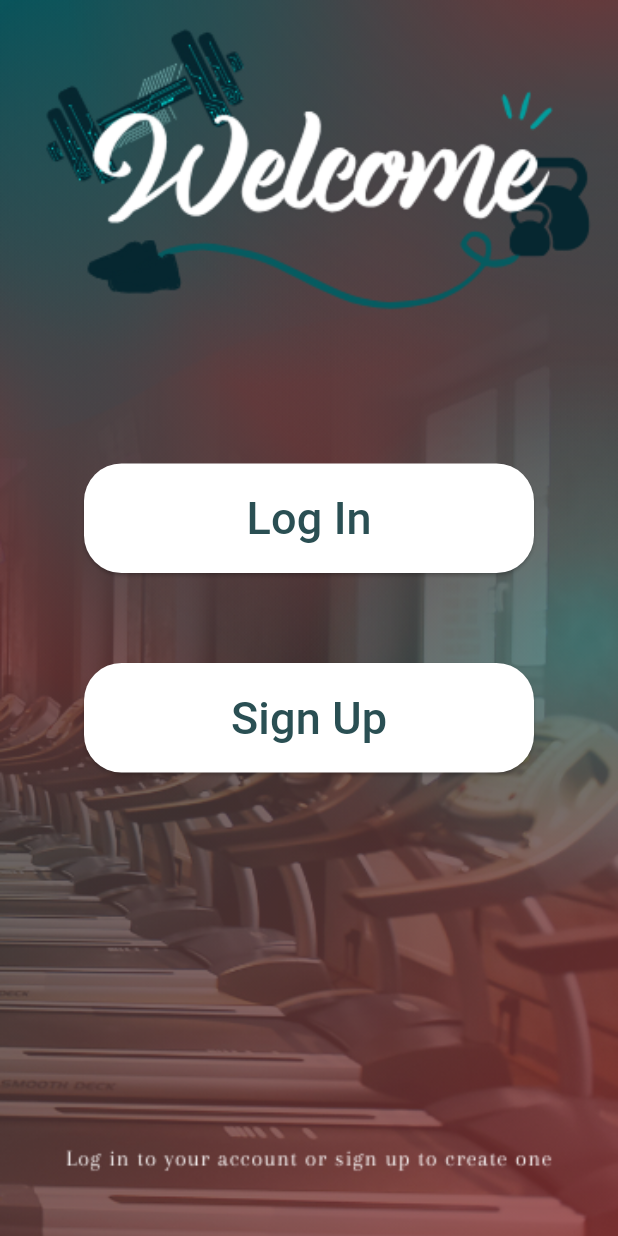
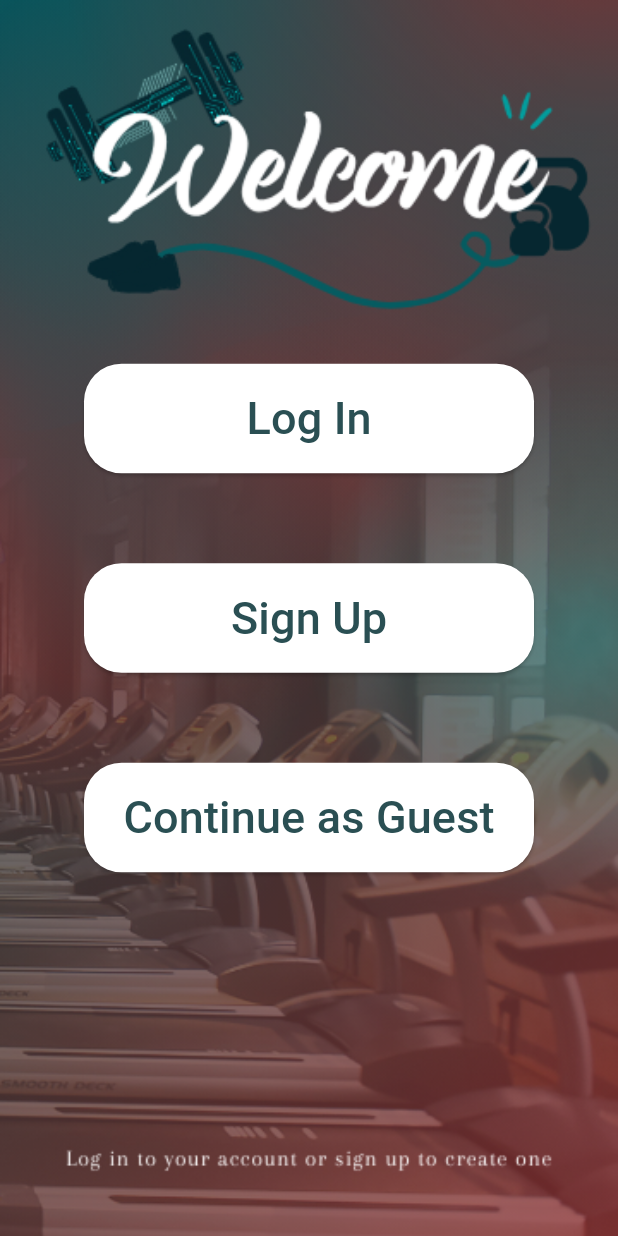
Before and after one commit to Reham-Fagih/My-Trainer, a Flutter app: the screen it shows after launch, on a phone screen of 412 x 824 dp. Run offline on Flutter 3.47's test engine with Material 3 defaults, Android fonts, the light colour scheme and no system bars; our stand-ins replace image_picker, shared_preferences.

Commit message:
feat: add button Continue as Guest

```diff
--- a/lib/views/welcome.dart
+++ b/lib/views/welcome.dart
@@ -1,5 +1,3 @@
-import 'package:flutter/material.dart';
-
 import 'package:flutter/material.dart';
 
 class Welcome extends StatelessWidget {
@@ -62,6 +60,31 @@ class Welcome extends StatelessWidget {
                     ),
                   ),
                 ),
+
+                // Continue as Guest temp
+                SizedBox(height: 60),
+                SizedBox(
+                  width: 300,
+                  child: ElevatedButton(
+                    onPressed: () {
+                      Navigator.pushNamed(context, "/HomePage");
+                    },
+                    style: ElevatedButton.styleFrom(
+                      backgroundColor: Colors.white,
+                      padding: EdgeInsets.symmetric(vertical: 15),
+                      shape: RoundedRectangleBorder(
+                        borderRadius: BorderRadius.circular(25),
+                      ),
+                    ),
+                    child: Text(
+                      "Continue as Guest",
+                      style: TextStyle(
+                        fontSize: 30,
+                        color: Color(0xFF2A4F53),
+                      ),
+                    ),
+                  ),
+                ),
               ],
             ),
           ),
```
